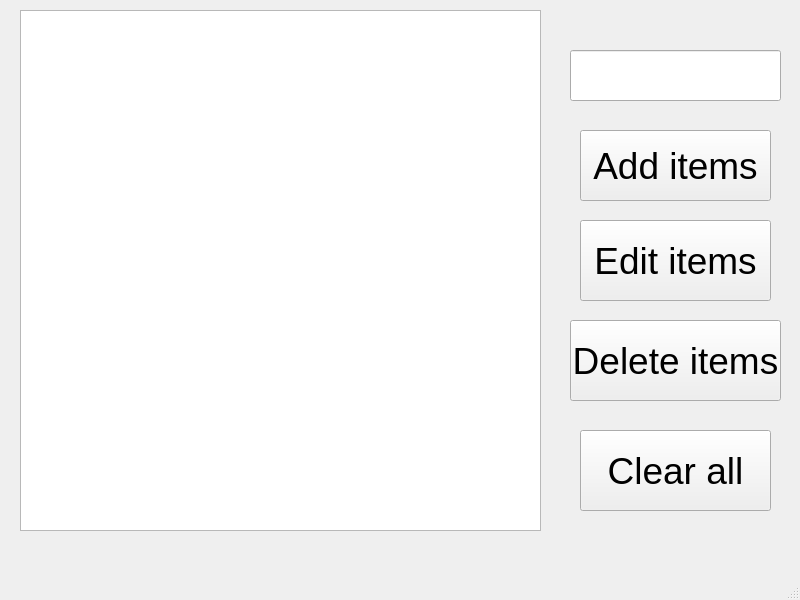
Before: the Qt Designer form gui.ui in kyoko9000/79.-pyqt5-project-1, drawn with Qt 5.
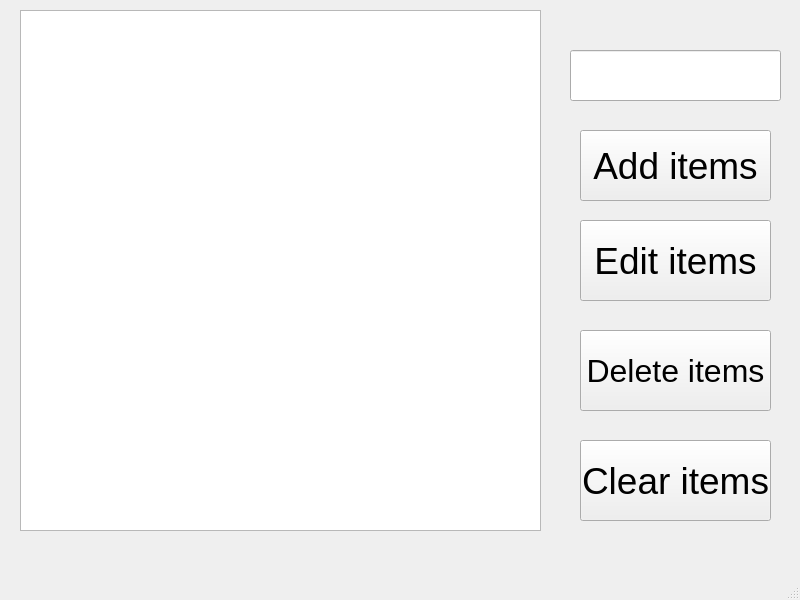
After: the same form once the commit is applied.

What changed in the file:
```diff
--- a/gui.ui
+++ b/gui.ui
@@ -84,26 +84,26 @@
     <property name="geometry">
      <rect>
       <x>580</x>
-      <y>430</y>
+      <y>330</y>
       <width>191</width>
       <height>81</height>
      </rect>
     </property>
     <property name="font">
      <font>
-      <pointsize>28</pointsize>
+      <pointsize>24</pointsize>
      </font>
     </property>
     <property name="text">
-     <string>Clear all</string>
+     <string>Delete items</string>
     </property>
    </widget>
    <widget class="QPushButton" name="pushButton_4">
     <property name="geometry">
      <rect>
-      <x>570</x>
-      <y>320</y>
-      <width>211</width>
+      <x>580</x>
+      <y>440</y>
+      <width>191</width>
       <height>81</height>
      </rect>
     </property>
@@ -113,7 +113,7 @@
      </font>
     </property>
     <property name="text">
-     <string>Delete items</string>
+     <string>Clear items</string>
     </property>
    </widget>
   </widget>
```
